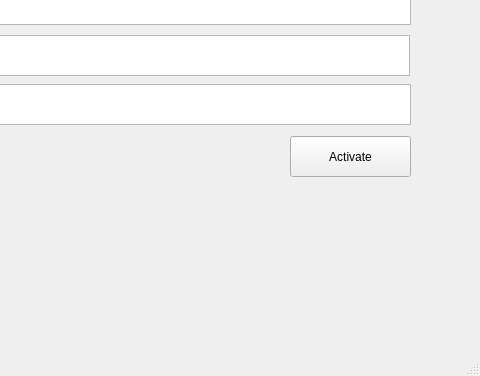
Old version of the form UI/Main_UI.ui in the repository YukiOhira0416/remote_server_tasktray; both pictures show x 800 to 1280 and y 151 to 527 of the 1280 by 527 pixel window.
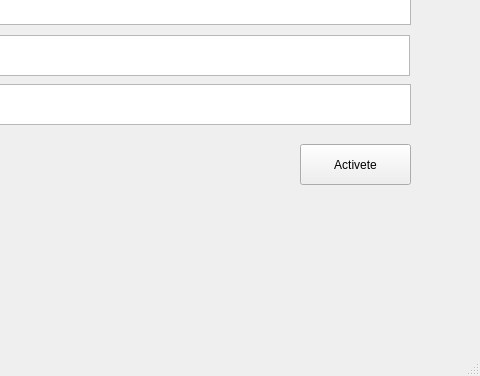
New version of the form.

What changed in the file:
```diff
--- a/UI/Main_UI.ui
+++ b/UI/Main_UI.ui
@@ -249,19 +249,6 @@
        </rect>
       </property>
      </widget>
-     <widget class="QPushButton" name="pushButton_1">
-      <property name="geometry">
-       <rect>
-        <x>1070</x>
-        <y>212</y>
-        <width>121</width>
-        <height>41</height>
-       </rect>
-      </property>
-      <property name="text">
-       <string>Activate</string>
-      </property>
-     </widget>
      <widget class="QLabel" name="label_06">
       <property name="geometry">
        <rect>
@@ -288,6 +275,19 @@
        <string>Expaired On 31/08/20XX</string>
       </property>
      </widget>
+     <widget class="QPushButton" name="pushButton_1">
+      <property name="geometry">
+       <rect>
+        <x>1080</x>
+        <y>220</y>
+        <width>111</width>
+        <height>41</height>
+       </rect>
+      </property>
+      <property name="text">
+       <string>Activete</string>
+      </property>
+     </widget>
     </widget>
     <widget class="QWidget" name="tab_1">
      <property name="styleSheet">
```
Left out of the diff: 14 changed lines with no effect on the pictures.
